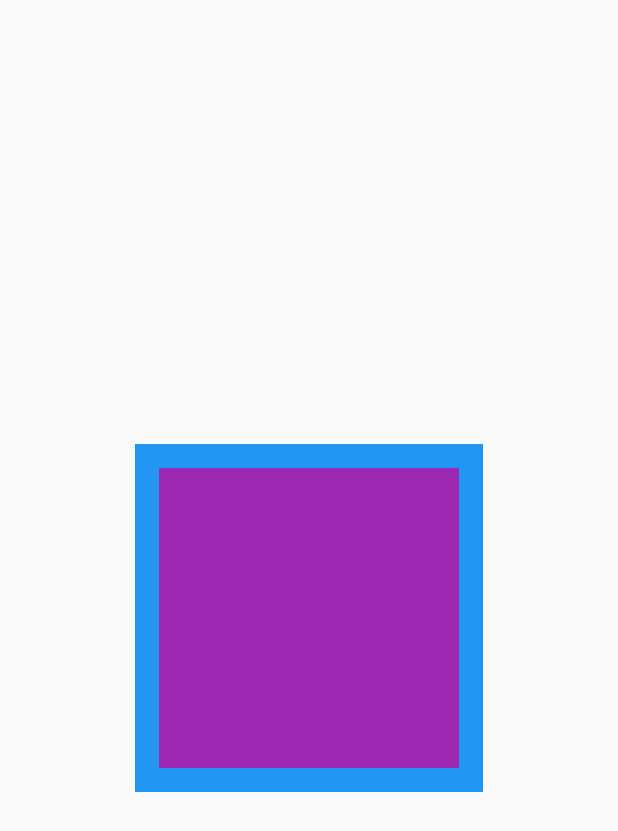
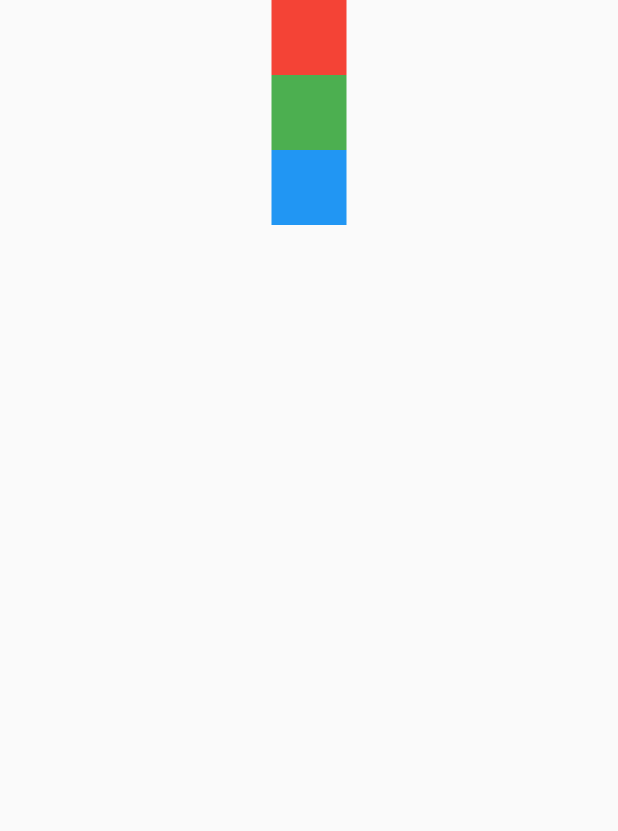
Before and after one commit to gcsclub/flutter_study, a Flutter app: the screen it shows after launch, on a phone screen of 412 x 824 dp. Shown: the top 831 px of the screen. Run offline on Flutter 3.47's test engine with Material 2 defaults, Android fonts, the phone set to English and light mode, and no system bars.

Commit message:
2week 창민 커밋

```diff
--- a/changmin/changmin_flutter_project/lib/main.dart
+++ b/changmin/changmin_flutter_project/lib/main.dart
@@ -1,5 +1,7 @@
 import 'package:flutter/material.dart';
+// ignore: unused_import
 import 'widgets/design.dart';
+import 'widgets/batch.dart';
 
 void main() {
   // runApp(const MyApp());
@@ -10,13 +12,11 @@ class MyApp extends StatelessWidget {
   @override
   Widget build(BuildContext context) {
     return MaterialApp(
-      home: Scaffold(
-          body: Center(
-              child: Container(
-        color: Colors.blue,
-        child: testPadding,
-      ))),
-    );
+        home: Scaffold(
+            body: SizedBox(
+      width: double.infinity,
+      child: testColumn,
+    )));
   }
 }
 
--- /dev/null
+++ b/changmin/changmin_flutter_project/lib/widgets/batch.dart
@@ -0,0 +1,57 @@
+import 'package:flutter/material.dart';
+
+var testRow = Row(
+  mainAxisAlignment: MainAxisAlignment.center,
+  crossAxisAlignment: CrossAxisAlignment.end,
+  children: [
+    Container(
+      height: 50.0,
+      width: 50.0,
+      color: Colors.red,
+    ),
+    SizedBox(
+      width: 12,
+    ),
+    Container(
+      height: 50.0,
+      width: 50.0,
+      color: Colors.green,
+    ),
+    SizedBox(
+      width: 12,
+    ),
+    Container(
+      height: 50.0,
+      width: 50.0,
+      color: Colors.blue,
+    ),
+  ],
+);
+
+var testColumn = Column(
+  mainAxisAlignment: MainAxisAlignment.start,
+  crossAxisAlignment: CrossAxisAlignment.center,
+  children: [
+    Container(
+      height: 50.0,
+      width: 50.0,
+      color: Colors.red,
+    ),
+    SizedBox(
+      width: 12,
+    ),
+    Container(
+      height: 50.0,
+      width: 50.0,
+      color: Colors.green,
+    ),
+    SizedBox(
+      width: 12,
+    ),
+    Container(
+      height: 50.0,
+      width: 50.0,
+      color: Colors.blue,
+    ),
+  ],
+);
```
Also changed, not shown: changmin/changmin_flutter_project/lib/widgets/design.dart (+28 -0 lines).
